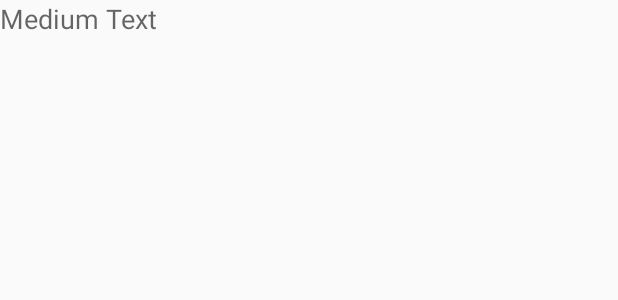
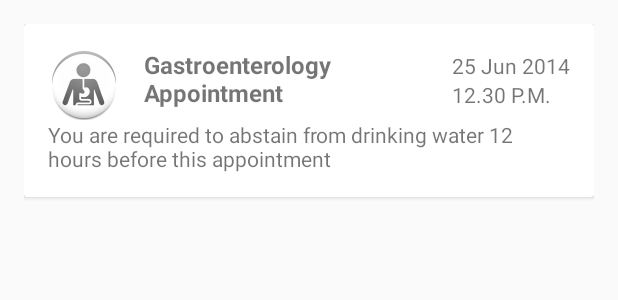
Before and after one commit to yiyongc/HssApp, an Android app: the layout appointment_row_layout.xml on its own in the app's theme, with its tools: preview values and no code run, on a phone screen of 412 x 824 dp. Shown: the top 300 px of the screen. Run offline under Robolectric (Android 15) with nearby library versions, the phone set to English and light mode, and no system bars.

Commit message:
adding some new layouts

```diff
--- a/app/build.gradle
+++ b/app/build.gradle
@@ -22,6 +22,8 @@ android {
 dependencies {
     compile fileTree(dir: 'libs', include: ['*.jar'])
     compile 'com.android.support:appcompat-v7:21.0.3'
+    compile 'com.android.support:cardview-v7:21.0.3'
+    compile 'com.android.support:recyclerview-v7:+'
 
 
 }
--- /dev/null
+++ b/app/src/main/java/com/example/youngyeehomies/hssapp/Appointment.java
@@ -0,0 +1,11 @@
+package com.example.youngyeehomies.hssapp;
+
+/**
+ * Created by Er Young Yee on 11/4/2015.
+ *
+ * This is the entity class for Appointments.
+ */
+public class Appointment {
+
+    public Appointment(String description){}
+}
--- /dev/null
+++ b/app/src/main/java/com/example/youngyeehomies/hssapp/AppointmentListAdapter.java
@@ -0,0 +1,18 @@
+package com.example.youngyeehomies.hssapp;
+
+import android.content.Context;
+import android.widget.ArrayAdapter;
+
+
+/**
+ * Created by Young Yee on 11/4/2015.
+ *
+ * This class allows CardViews to be populated into a ListView
+ */
+public class AppointmentListAdapter extends ArrayAdapter<Appointment>{
+
+
+    public AppointmentListAdapter(Context context, int resource, int textViewResourceId) {
+        super(context, resource, textViewResourceId);
+    }
+}
--- a/app/src/main/res/layout/appointment_row_layout.xml
+++ b/app/src/main/res/layout/appointment_row_layout.xml
@@ -1,14 +1,73 @@
 <?xml version="1.0" encoding="utf-8"?>
 <LinearLayout xmlns:android="http://schemas.android.com/apk/res/android"
-    android:orientation="vertical" android:layout_width="match_parent"
-    android:layout_height="match_parent"
-    android:weightSum="1">
+    android:layout_width="match_parent" android:layout_height="match_parent"
+    android:padding="16dp"
+    >
 
-    <TextView
-        android:layout_width="289dp"
+    <android.support.v7.widget.CardView
+        android:layout_width="match_parent"
         android:layout_height="wrap_content"
-        android:textAppearance="?android:attr/textAppearanceMedium"
-        android:text="Medium Text"
-        android:id="@+id/textView"
-        android:layout_weight="0.07" />
+        android:id="@+id/AppointmentCardView"
+        >
+
+        <RelativeLayout
+            android:layout_width="match_parent"
+            android:layout_height="wrap_content"
+            android:padding="16dp"
+            >
+
+            <ImageView
+                android:layout_width="wrap_content"
+                android:layout_height="wrap_content"
+                android:id="@+id/apptTypeIcon"
+                android:layout_alignParentLeft="true"
+                android:layout_alignParentTop="true"
+                android:layout_marginRight="16dp"
+                android:src="@drawable/gastro_ic" />
+
+            <TextView
+                android:layout_width="wrap_content"
+                android:layout_height="wrap_content"
+                android:id="@+id/apptTitle"
+                android:layout_alignParentTop="true"
+                android:textSize="16sp"
+                android:text="Gastroenterology Appointment"
+                android:textStyle="bold"
+                android:layout_toRightOf="@+id/apptTypeIcon"
+                android:textIsSelectable="true"
+                android:layout_toLeftOf="@+id/apptDate"
+                android:layout_toStartOf="@+id/apptDate" />
+
+
+            <TextView
+                android:layout_width="wrap_content"
+                android:layout_height="wrap_content"
+                android:id="@+id/apptNotes"
+                android:text="You are required to abstain from drinking water 12 hours before this appointment"
+                android:layout_below="@+id/apptTypeIcon"
+                android:layout_alignLeft="@+id/apptTypeIcon"
+                android:layout_alignStart="@+id/apptTypeIcon" />
+
+            <TextView
+                android:layout_width="wrap_content"
+                android:layout_height="wrap_content"
+                android:id="@+id/apptDate"
+                android:text="25 Jun 2014"
+                android:layout_above="@+id/apptTime"
+                android:layout_alignParentRight="true"
+                android:layout_alignParentEnd="true" />
+
+            <TextView
+                android:layout_width="wrap_content"
+                android:layout_height="wrap_content"
+                android:id="@+id/apptTime"
+                android:text="12.30 P.M."
+                android:layout_alignBottom="@+id/apptTitle"
+                android:layout_toRightOf="@+id/apptTitle"
+                android:layout_toEndOf="@+id/apptTitle" />
+
+        </RelativeLayout>
+
+    </android.support.v7.widget.CardView>
+
 </LinearLayout>
--- a/app/src/main/res/layout/view_appointment_layout2.xml
+++ b/app/src/main/res/layout/view_appointment_layout2.xml
@@ -7,6 +7,13 @@
         android:layout_height="wrap_content"
         android:id="@+id/listView"
         android:layout_alignParentTop="true"
-        android:layout_centerHorizontal="true" />
+        android:layout_centerHorizontal="true"
+        android:divider="@null"
+        android:dividerHeight="10dp"
+        android:listSelector="@android:color/transparent"
+        android:cacheColorHint="@android:color/transparent"
+        android:headerDividersEnabled="true"
+        android:footerDividersEnabled="true"
+    />
 
 </RelativeLayout>
```
Also changed, not shown: app/src/main/gastro_ic-web.png (added), app/src/main/res/drawable-hdpi/gastro_ic.png (added), app/src/main/res/drawable-mdpi/gastro_ic.png (added), app/src/main/res/drawable-xhdpi/gastro_ic.png (added), app/src/main/res/drawable-xxhdpi/gastro_ic.png (added), 2 other files.
